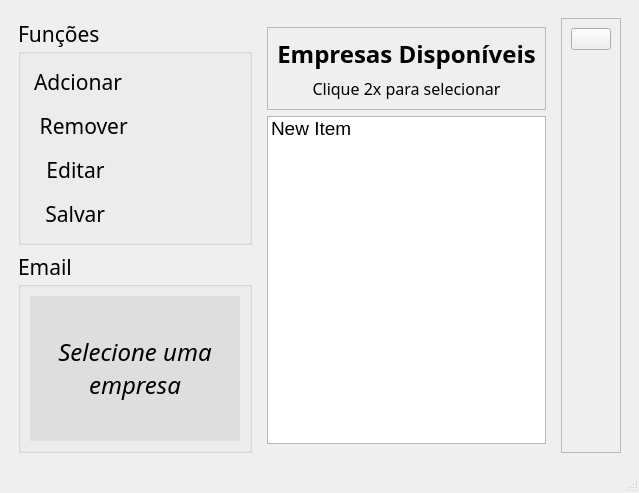
Before: the Qt Designer form src/ui/window_pend.ui in DeltaPrice-Pedro/Pendencias_Contabeis, drawn with Qt 5.
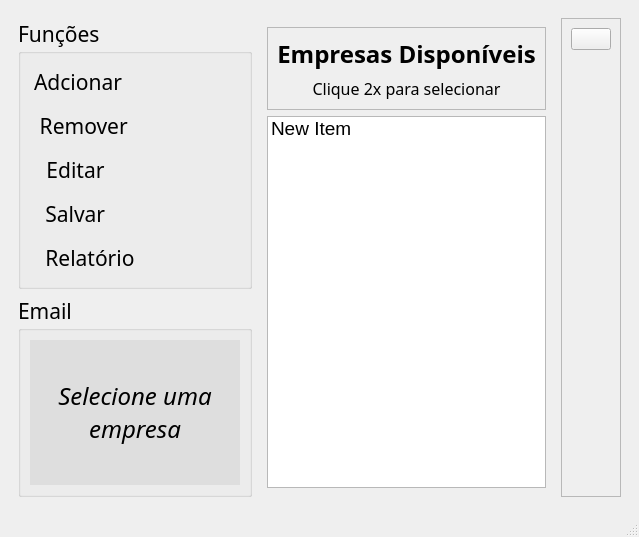
After: the same form once the commit is applied. Icons and pictures are not drawn.

What changed in the file:
```diff
--- a/src/ui/window_pend.ui
+++ b/src/ui/window_pend.ui
@@ -7,7 +7,7 @@
     <x>0</x>
     <y>0</y>
     <width>593</width>
-    <height>484</height>
+    <height>520</height>
    </rect>
   </property>
   <property name="windowTitle">
@@ -441,6 +441,31 @@
              </property>
             </widget>
            </item>
+           <item>
+            <widget class="QPushButton" name="pushButton_sheet_func">
+             <property name="sizePolicy">
+              <sizepolicy hsizetype="Maximum" vsizetype="Maximum">
+               <horstretch>0</horstretch>
+               <verstretch>0</verstretch>
+              </sizepolicy>
+             </property>
+             <property name="text">
+              <string>  Relatório</string>
+             </property>
+             <property name="icon">
+              <iconset theme="QIcon::ThemeIcon::EditPaste"/>
+             </property>
+             <property name="iconSize">
+              <size>
+               <width>30</width>
+               <height>30</height>
+              </size>
+             </property>
+             <property name="flat">
+              <bool>true</bool>
+             </property>
+            </widget>
+           </item>
           </layout>
          </widget>
         </item>
```
